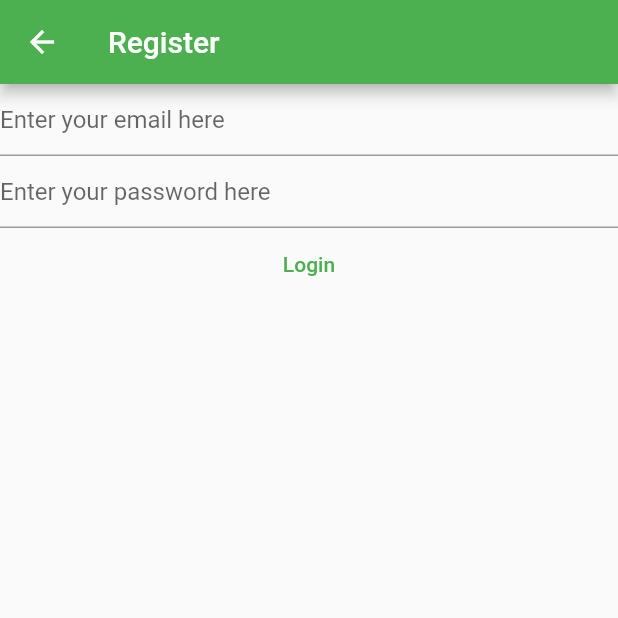
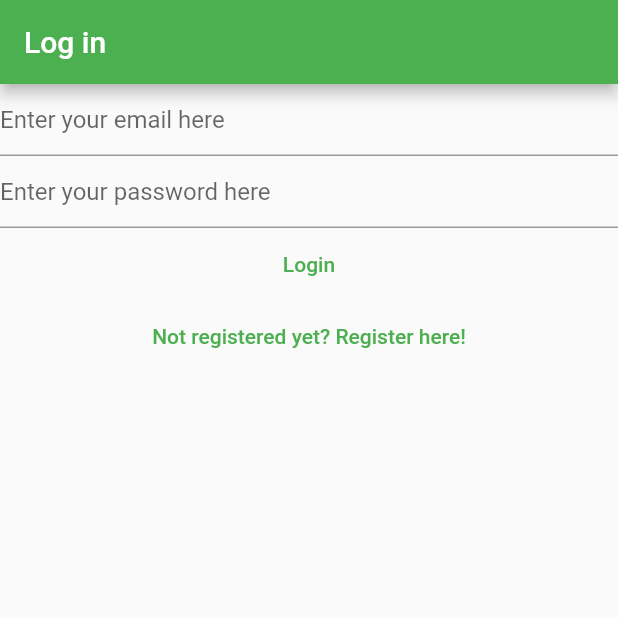
Before and after one commit to s20610/MyNotes, a Flutter app: the LoginView screen opened directly, on a phone screen of 412 x 824 dp, the top half of it. Run offline on Flutter 3.47's test engine with Material 2 defaults, Android fonts, the phone set to English and light mode, and no system bars; our stand-ins replace firebase_auth, firebase_core; accounts and stored records are empty.

Commit message:
Moving between login_view.dart and register_view.dart. Added verify_email_view.dart

```diff
--- a/lib/views/login_view.dart
+++ b/lib/views/login_view.dart
@@ -1,6 +1,4 @@
 import 'package:firebase_auth/firebase_auth.dart';
-import 'package:firebase_core/firebase_core.dart';
-import 'package:first_flutter_app/firebase_options.dart';
 import 'package:flutter/material.dart';
 
 class LoginView extends StatefulWidget {
@@ -32,29 +30,23 @@ class _LoginViewState extends State<LoginView> {
   Widget build(BuildContext context) {
     return Scaffold(
         appBar: AppBar(
-        title: const Text('Register'),
+          title: const Text('Log in'),
         ),
-      body: FutureBuilder(
-          future: Firebase.initializeApp(
-              options: DefaultFirebaseOptions.currentPlatform),
-          builder: (context, snapshot) {
-            switch (snapshot.connectionState) {
-              case ConnectionState.done:
-                return Column(
+        body: Column(
           children: [
             TextField(
               controller: _email,
               keyboardType: TextInputType.emailAddress,
-                      decoration: const InputDecoration(
-                          hintText: 'Enter your email here'),
+              decoration:
+                  const InputDecoration(hintText: 'Enter your email here'),
             ),
             TextField(
               controller: _password,
               obscureText: true,
               enableSuggestions: false,
               autocorrect: false,
-                      decoration: const InputDecoration(
-                          hintText: 'Enter your password here'),
+              decoration:
+                  const InputDecoration(hintText: 'Enter your password here'),
             ),
             TextButton(
               onPressed: () async {
@@ -67,22 +59,24 @@ class _LoginViewState extends State<LoginView> {
                   print(userCredential);
                 } on FirebaseAuthException catch (e) {
                   print(e.code);
-                          if(e.code == 'user-not-found'){
+                  if (e.code == 'user-not-found') {
                     print('User not found');
-                          }else if(e.code == 'Wrong password');
+                  } else if (e.code == 'Wrong password') {
+                    print('wrong password');
+                  }
                 } catch (e) {
                   print('bombasso');
                 }
               },
               child: const Text('Login'),
-                    )
+            ),
+            TextButton(
+                onPressed: () {
+                  Navigator.of(context)
+                      .pushNamedAndRemoveUntil('/register', (route) => false);
+                },
+                child: const Text('Not registered yet? Register here!'))
           ],
-                );
-                break;
-              default:
-                return const Text('Loading...');
-            }
-          }),
-    );
+        ));
   }
 }
```
Also changed, not shown: lib/main.dart (+14 -8 lines), lib/views/register_view.dart (+11 -20 lines), lib/views/verify_email_view.dart (added, +26 -0 lines). Lines whose indentation alone changed are shown as unchanged.
